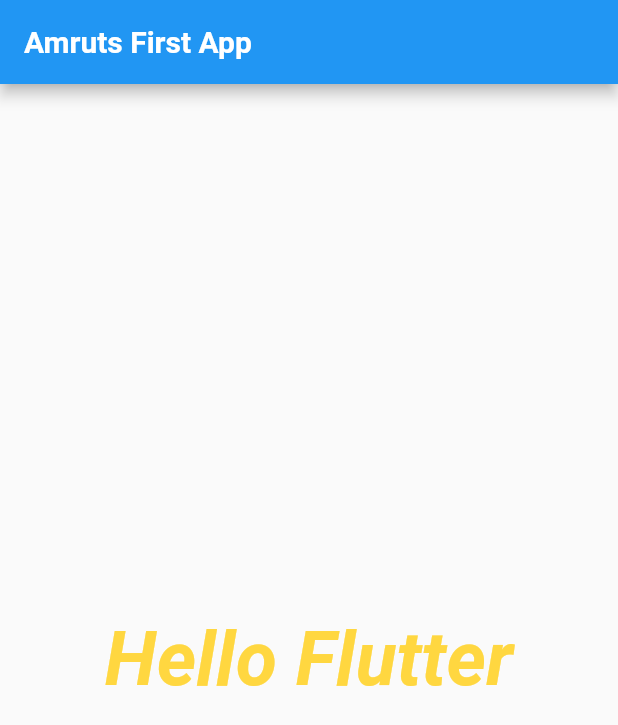
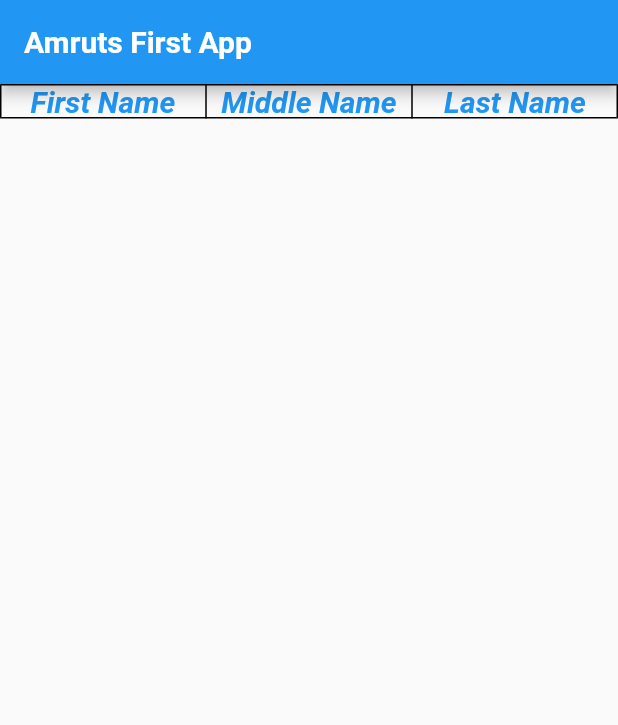
Before and after one commit to Amrut-17/FlutterPractice, a Flutter app: the screen it shows after launch, on a phone screen of 412 x 824 dp. Shown: the top 725 px of the screen. Run offline on Flutter 3.47's test engine with Material 2 defaults, Android fonts, the phone set to English and light mode, and no system bars.

Commit message:
Table, TextAlign, child, children

```diff
--- a/lib/main.dart
+++ b/lib/main.dart
@@ -22,16 +22,44 @@
           ),
         ),
         body: Material(
-          child: Center(
-            child: Text(
-              "Hello Flutter",
-              style: TextStyle(
-                color: Colors.amberAccent,
-                fontStyle: FontStyle.italic,
-                fontWeight: FontWeight.bold,
-                fontSize: 50.0,
+          child: Table(
+            border: TableBorder.all(),
+            children: [
+              TableRow(
+                children: [
+                  Text(
+                    "First Name",
+                    style: TextStyle(
+                      color: Colors.blue,
+                      fontWeight: FontWeight.bold,
+                      fontStyle: FontStyle.italic,
+                      fontSize: 20.0,
+                    ),
+                    textAlign: TextAlign.center,
+                  ),
+                  Text(
+                    "Middle Name",
+                    style: TextStyle(
+                      color: Colors.blue,
+                      fontWeight: FontWeight.bold,
+                      fontStyle: FontStyle.italic,
+                      fontSize: 20.0,
+                    ),
+                    textAlign: TextAlign.center,
+                  ),
+                  Text(
+                    "Last Name",
+                    style: TextStyle(
+                      color: Colors.blue,
+                      fontWeight: FontWeight.bold,
+                      fontStyle: FontStyle.italic,
+                      fontSize: 20.0,
+                    ),
+                    textAlign: TextAlign.center,
+                  ),
+                ],
               ),
-            ),
+            ],
           ),
         ),
       ),
```
